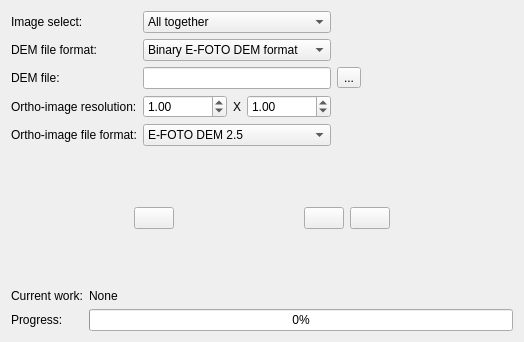
Qt form branches/SandBox/trunk_Matching/qt/interface/OrthoForm.ui (e-foto/e-foto) before a commit.
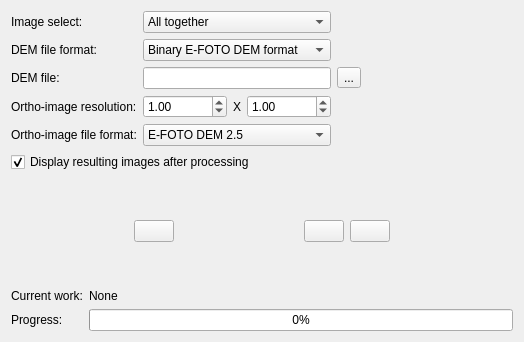
The same form after that commit. Icons and pictures are not drawn.

What changed in the file:
```diff
--- a/branches/SandBox/trunk_Matching/qt/interface/OrthoForm.ui
+++ b/branches/SandBox/trunk_Matching/qt/interface/OrthoForm.ui
@@ -201,6 +201,16 @@
       </layout>
      </item>
      <item row="1" column="0">
+      <widget class="QCheckBox" name="checkBox">
+       <property name="text">
+        <string>Display resulting images after processing</string>
+       </property>
+       <property name="checked">
+        <bool>true</bool>
+       </property>
+      </widget>
+     </item>
+     <item row="2" column="0">
       <spacer name="verticalSpacer">
        <property name="orientation">
         <enum>Qt::Vertical</enum>
@@ -213,7 +223,7 @@
        </property>
       </spacer>
      </item>
-     <item row="2" column="0">
+     <item row="3" column="0">
       <layout class="QGridLayout" name="gridLayout_2">
        <item row="0" column="0">
         <spacer name="horizontalSpacer_5">
@@ -316,7 +326,7 @@
        </item>
       </layout>
      </item>
-     <item row="3" column="0">
+     <item row="4" column="0">
       <spacer name="verticalSpacer_2">
        <property name="orientation">
         <enum>Qt::Vertical</enum>
@@ -329,7 +339,7 @@
        </property>
       </spacer>
      </item>
-     <item row="4" column="0">
+     <item row="5" column="0">
       <layout class="QGridLayout" name="gridLayout">
        <item row="0" column="0">
         <widget class="QLabel" name="label_7">
```
